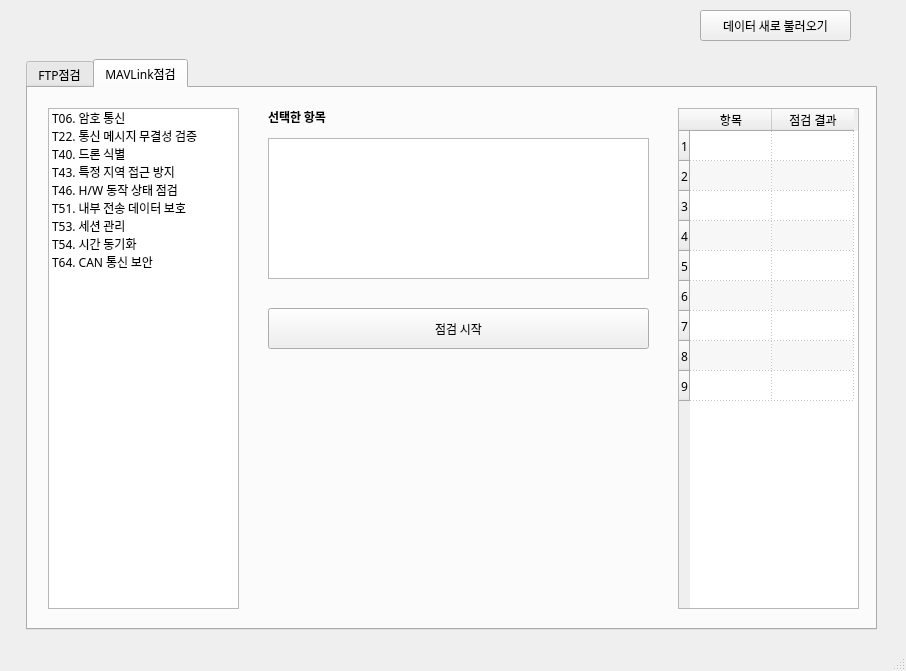
This is ui/PX4Inspector.ui in Herrtane/PX4Inspector as Qt 5 draws it before an edit. The edited form follows.
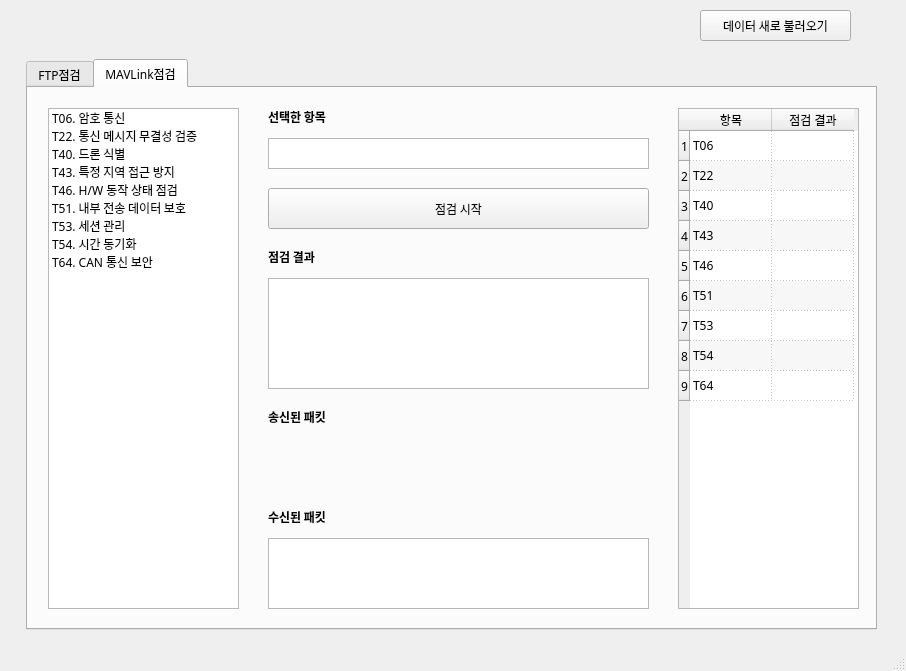
This is the edited form.

What changed in the file:
```diff
--- a/ui/PX4Inspector.ui
+++ b/ui/PX4Inspector.ui
@@ -457,7 +457,7 @@
       </column>
       <item row="0" column="0">
        <property name="text">
-        <string/>
+        <string>T06</string>
        </property>
       </item>
       <item row="0" column="1">
@@ -467,7 +467,7 @@
       </item>
       <item row="1" column="0">
        <property name="text">
-        <string/>
+        <string>T22</string>
        </property>
       </item>
       <item row="1" column="1">
@@ -477,7 +477,7 @@
       </item>
       <item row="2" column="0">
        <property name="text">
-        <string/>
+        <string>T40</string>
        </property>
       </item>
       <item row="2" column="1">
@@ -487,7 +487,7 @@
       </item>
       <item row="3" column="0">
        <property name="text">
-        <string/>
+        <string>T43</string>
        </property>
       </item>
       <item row="3" column="1">
@@ -497,7 +497,7 @@
       </item>
       <item row="4" column="0">
        <property name="text">
-        <string/>
+        <string>T46</string>
        </property>
       </item>
       <item row="4" column="1">
@@ -507,15 +507,45 @@
       </item>
       <item row="5" column="0">
        <property name="text">
+        <string>T51</string>
+       </property>
+      </item>
+      <item row="5" column="1">
+       <property name="text">
         <string/>
        </property>
       </item>
+      <item row="6" column="0">
+       <property name="text">
+        <string>T53</string>
+       </property>
+      </item>
+      <item row="6" column="1">
+       <property name="text">
+        <string/>
+       </property>
+      </item>
+      <item row="7" column="0">
+       <property name="text">
+        <string>T54</string>
+       </property>
+      </item>
+      <item row="7" column="1">
+       <property name="text">
+        <string/>
+       </property>
+      </item>
+      <item row="8" column="0">
+       <property name="text">
+        <string>T64</string>
+       </property>
+      </item>
      </widget>
      <widget class="QPushButton" name="mavlink_start_pushButton">
       <property name="geometry">
        <rect>
         <x>240</x>
-        <y>220</y>
+        <y>100</y>
         <width>381</width>
         <height>41</height>
        </rect>
@@ -543,7 +573,72 @@
         <x>240</x>
         <y>50</y>
         <width>381</width>
-        <height>141</height>
+        <height>31</height>
+       </rect>
+      </property>
+      <property name="readOnly">
+       <bool>true</bool>
+      </property>
+     </widget>
+     <widget class="QLabel" name="label_4">
+      <property name="geometry">
+       <rect>
+        <x>240</x>
+        <y>160</y>
+        <width>91</width>
+        <height>16</height>
+       </rect>
+      </property>
+      <property name="text">
+       <string>&lt;html&gt;&lt;head/&gt;&lt;body&gt;&lt;p&gt;&lt;span style=&quot; font-weight:600;&quot;&gt;점검 결과&lt;/span&gt;&lt;/p&gt;&lt;/body&gt;&lt;/html&gt;</string>
+      </property>
+     </widget>
+     <widget class="QTextEdit" name="mavlink_result_textEdit">
+      <property name="geometry">
+       <rect>
+        <x>240</x>
+        <y>190</y>
+        <width>381</width>
+        <height>111</height>
+       </rect>
+      </property>
+      <property name="readOnly">
+       <bool>true</bool>
+      </property>
+     </widget>
+     <widget class="QLabel" name="label_5">
+      <property name="geometry">
+       <rect>
+        <x>240</x>
+        <y>320</y>
+        <width>91</width>
+        <height>16</height>
+       </rect>
+      </property>
+      <property name="text">
+       <string>&lt;html&gt;&lt;head/&gt;&lt;body&gt;&lt;p&gt;&lt;span style=&quot; font-weight:600;&quot;&gt;송신된 패킷&lt;/span&gt;&lt;/p&gt;&lt;/body&gt;&lt;/html&gt;</string>
+      </property>
+     </widget>
+     <widget class="QLabel" name="label_6">
+      <property name="geometry">
+       <rect>
+        <x>240</x>
+        <y>420</y>
+        <width>91</width>
+        <height>16</height>
+       </rect>
+      </property>
+      <property name="text">
+       <string>&lt;html&gt;&lt;head/&gt;&lt;body&gt;&lt;p&gt;&lt;span style=&quot; font-weight:600;&quot;&gt;수신된 패킷&lt;/span&gt;&lt;/p&gt;&lt;/body&gt;&lt;/html&gt;</string>
+      </property>
+     </widget>
+     <widget class="QTextEdit" name="mavlink_recvpacket_textEdit">
+      <property name="geometry">
+       <rect>
+        <x>240</x>
+        <y>450</y>
+        <width>381</width>
+        <height>71</height>
        </rect>
       </property>
       <property name="readOnly">
```
Left out of the diff: 10 changed lines with no effect on the pictures.
